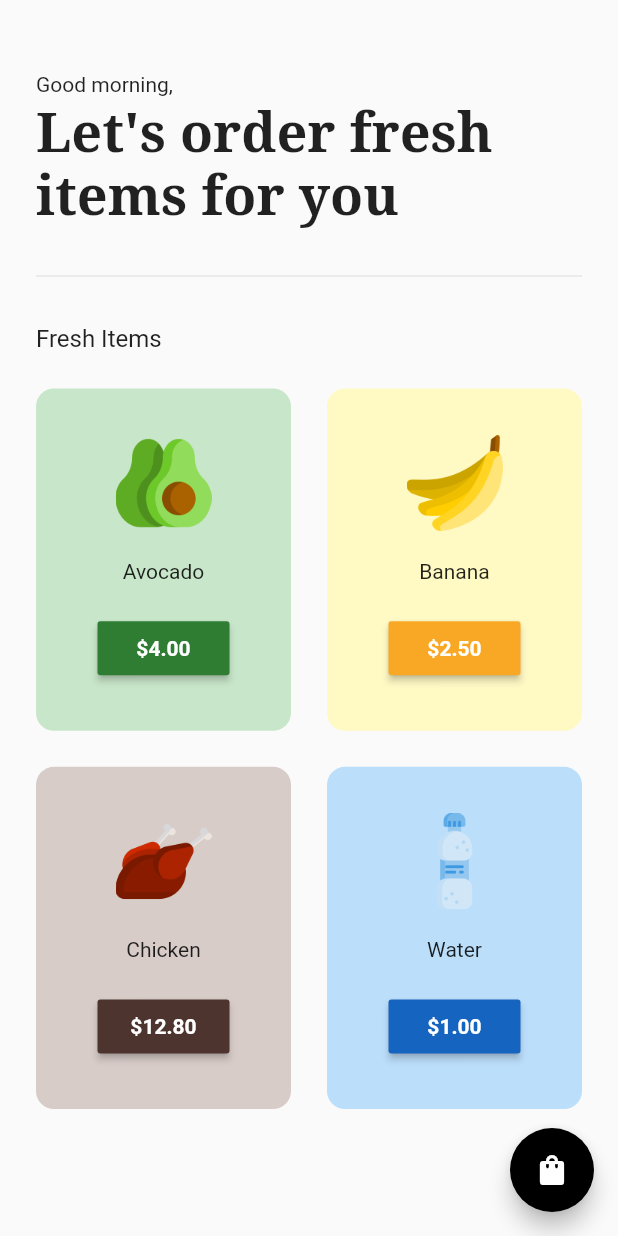
After one commit to grallage/flutter-ui-practices, a Flutter app: the Demo05HomeScreen screen opened directly, on a phone screen of 412 x 824 dp. The commit adds this screen. Run offline on Flutter 3.47's test engine with Material 2 defaults, Android fonts, the light colour scheme and no system bars; our stand-ins replace google_fonts.

Commit message:
add Grocery-Shop-UI

```diff
--- a/lib/data/navigation.dart
+++ b/lib/data/navigation.dart
@@ -1,6 +1,7 @@
 import 'package:flutter/widgets.dart';
 import 'package:flutter_ui_practices/screens/demo01/home_screen.dart';
 import 'package:flutter_ui_practices/screens/demo03/main_screen.dart';
+import 'package:flutter_ui_practices/screens/demo05/main_screen.dart';
 
 import '../screens/demo02/home_screen.dart';
 import '../screens/demo04/home_screens.dart';
@@ -18,6 +19,8 @@ List<Navigation> navigations = [
       name: "Furniture-Screens-UI", desc: "", screen: const Demo03MainScreen()),
   Navigation(
       name: "Pet-Screens-UI", desc: "", screen: const Demo04HomeScreen()),
+  Navigation(
+      name: "Grocery-Shop-UI", desc: "", screen: const Demo05MainScreen()),
 ];
 
 class Navigation {
--- /dev/null
+++ b/lib/screens/demo05/components/grocery_item_tile.dart
@@ -0,0 +1,52 @@
+import 'package:flutter/material.dart';
+
+class Demo05GroceryItemTile extends StatelessWidget {
+  final String itemName;
+  final String itemPrice;
+  final String itemPath;
+  final MaterialColor color;
+  final void Function()? onPressed;
+
+  const Demo05GroceryItemTile(
+      {super.key,
+      required this.itemName,
+      required this.itemPrice,
+      required this.itemPath,
+      required this.color,
+      this.onPressed});
+
+  @override
+  Widget build(BuildContext context) {
+    return Padding(
+      padding: const EdgeInsets.all(12.0),
+      child: Container(
+        padding: const EdgeInsets.all(12),
+        decoration: BoxDecoration(
+          color: color[100],
+          borderRadius: BorderRadius.circular(12),
+        ),
+        child: Column(
+          mainAxisAlignment: MainAxisAlignment.spaceEvenly,
+          children: [
+            Image.asset(
+              itemPath,
+              height: 64,
+            ),
+            Text(itemName),
+            MaterialButton(
+              onPressed: onPressed,
+              color: color[800],
+              child: Text(
+                '\$$itemPrice',
+                style: const TextStyle(
+                  color: Colors.white,
+                  fontWeight: FontWeight.bold,
+                ),
+              ),
+            ),
+          ],
+        ),
+      ),
+    );
+  }
+}
--- /dev/null
+++ b/lib/screens/demo05/home_screen.dart
@@ -0,0 +1,96 @@
+import 'package:flutter/material.dart';
+import 'package:flutter_ui_practices/screens/demo05/cart_screen.dart';
+import 'package:flutter_ui_practices/screens/demo05/components/grocery_item_tile.dart';
+import 'package:flutter_ui_practices/screens/demo05/models/cart_model.dart';
+import 'package:google_fonts/google_fonts.dart';
+import 'package:provider/provider.dart';
+
+class Demo05HomeScreen extends StatelessWidget {
+  const Demo05HomeScreen({super.key});
+
+  @override
+  Widget build(BuildContext context) {
+    return Scaffold(
+      floatingActionButton: FloatingActionButton(
+        onPressed: () {
+          Navigator.push(
+            context,
+            MaterialPageRoute(
+              builder: (context) {
+                return const Demo05CartScreen();
+              },
+            ),
+          );
+        },
+        backgroundColor: Colors.black,
+        child: const Icon(Icons.shopping_bag),
+      ),
+      body: SafeArea(
+        child: Column(
+          crossAxisAlignment: CrossAxisAlignment.start,
+          children: [
+            const SizedBox(height: 48),
+            // good morning
+            const Padding(
+              padding: EdgeInsets.symmetric(horizontal: 24),
+              child: Text("Good morning,"),
+            ),
+            // Let's order fresh items for you
+            const SizedBox(height: 4),
+            Padding(
+              padding: const EdgeInsets.symmetric(horizontal: 24),
+              child: Text(
+                "Let's order fresh items for you",
+                style: GoogleFonts.notoSerif(
+                    fontSize: 36, fontWeight: FontWeight.bold),
+              ),
+            ),
+            const SizedBox(height: 24),
+            // divider
+            const Padding(
+              padding: EdgeInsets.symmetric(horizontal: 24),
+              child: Divider(),
+            ),
+            const SizedBox(height: 24),
+            // fresh items + grid
+            const Padding(
+              padding: EdgeInsets.symmetric(horizontal: 24),
+              child: Text(
+                "Fresh Items",
+                style: TextStyle(fontSize: 16),
+              ),
+            ),
+            Expanded(
+              child: Consumer<CartModel>(
+                builder: (context, value, child) {
+                  return GridView.builder(
+                    itemCount: value.shopItems.length,
+                    padding: const EdgeInsets.all(12),
+                    gridDelegate:
+                        const SliverGridDelegateWithFixedCrossAxisCount(
+                      crossAxisCount: 2,
+                      childAspectRatio: 1 / 1.3,
+                    ),
+                    itemBuilder: (context, index) {
+                      return Demo05GroceryItemTile(
+                        itemName: value.shopItems[index][0],
+                        itemPrice: value.shopItems[index][1],
+                        itemPath: value.shopItems[index][2],
+                        color: value.shopItems[index][3],
+                        onPressed: () {
+                          debugPrint('add item');
+                          Provider.of<CartModel>(context, listen: false)
+                              .addItemToCart(index);
+                        },
+                      );
+                    },
+                  );
+                },
+              ),
+            ),
+          ],
+        ),
+      ),
+    );
+  }
+}
--- /dev/null
+++ b/lib/screens/demo05/main_screen.dart
@@ -0,0 +1,21 @@
+import 'package:flutter/material.dart';
+import 'package:flutter_ui_practices/screens/demo05/intro_screen.dart';
+import 'package:flutter_ui_practices/screens/demo05/models/cart_model.dart';
+import 'package:provider/provider.dart';
+
+class Demo05MainScreen extends StatelessWidget {
+  const Demo05MainScreen({super.key});
+
+  @override
+  Widget build(BuildContext context) {
+    return ChangeNotifierProvider(
+      create: (BuildContext context) {
+        return CartModel();
+      },
+      child: const MaterialApp(
+        home: Demo05IntroScreen(),
+        debugShowCheckedModeBanner: false,
+      ),
+    );
+  }
+}
--- /dev/null
+++ b/lib/screens/demo05/models/cart_model.dart
@@ -0,0 +1,35 @@
+import 'package:flutter/material.dart';
+
+class CartModel extends ChangeNotifier {
+  // list of items on sale
+  final List<List> _shopItems = [
+    // [ itemName, itemPrice, imagePath, color ]
+    ["Avocado", "4.00", "assets/demo05/avocado.png", Colors.green],
+    ["Banana", "2.50", "assets/demo05/banana.png", Colors.yellow],
+    ["Chicken", "12.80", "assets/demo05/chicken.png", Colors.brown],
+    ["Water", "1.00", "assets/demo05/water.png", Colors.blue],
+  ];
+  final List _cartItems = [];
+
+  List<List> get shopItems => _shopItems;
+
+  List get cartItems => _cartItems;
+
+  void addItemToCart(int index) {
+    _cartItems.add(_shopItems[index]);
+    notifyListeners();
+  }
+
+  void removeItemFromCart(int index) {
+    _cartItems.removeAt(index);
+    notifyListeners();
+  }
+
+  String calculateTotal() {
+    double totalPrice = 0;
+    for (int i = 0; i < _cartItems.length; i++) {
+      totalPrice += double.parse(_cartItems[i][1]);
+    }
+    return totalPrice.toStringAsFixed(2);
+  }
+}
--- a/pubspec.yaml
+++ b/pubspec.yaml
@@ -32,7 +32,9 @@ dependencies:
   cupertino_icons: ^1.0.2
   flutter:
     sdk: flutter
+  google_fonts: ^3.0.1
   intl: ^0.17.0
+  provider: ^6.0.4
 
 dev_dependencies:
   # The "flutter_lints" package below contains a set of recommended lints to
@@ -58,6 +60,7 @@ flutter:
     - assets/demo02/
     - assets/demo03/
     - assets/demo04/
+    - assets/demo05/
     # - assets/demo01/kengenlogo.jpeg
     # - assets/demo01/airtellogo.png
     # - assets/demo01/totallogo.jpg
```
Also changed, not shown: lib/screens/demo05/cart_screen.dart (added, +143 -0 lines), lib/screens/demo05/intro_screen.dart (added, +74 -0 lines), assets/demo05/avocado.png (added), assets/demo05/banana.png (added), assets/demo05/chicken.png (added), assets/demo05/water.png (added).
